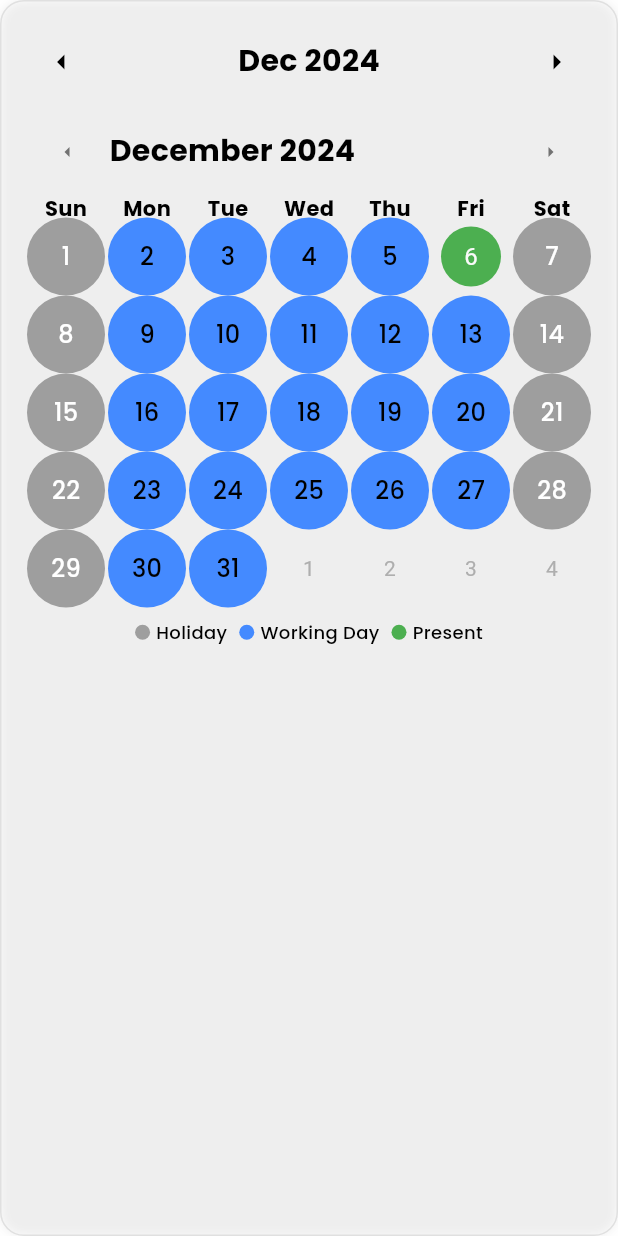
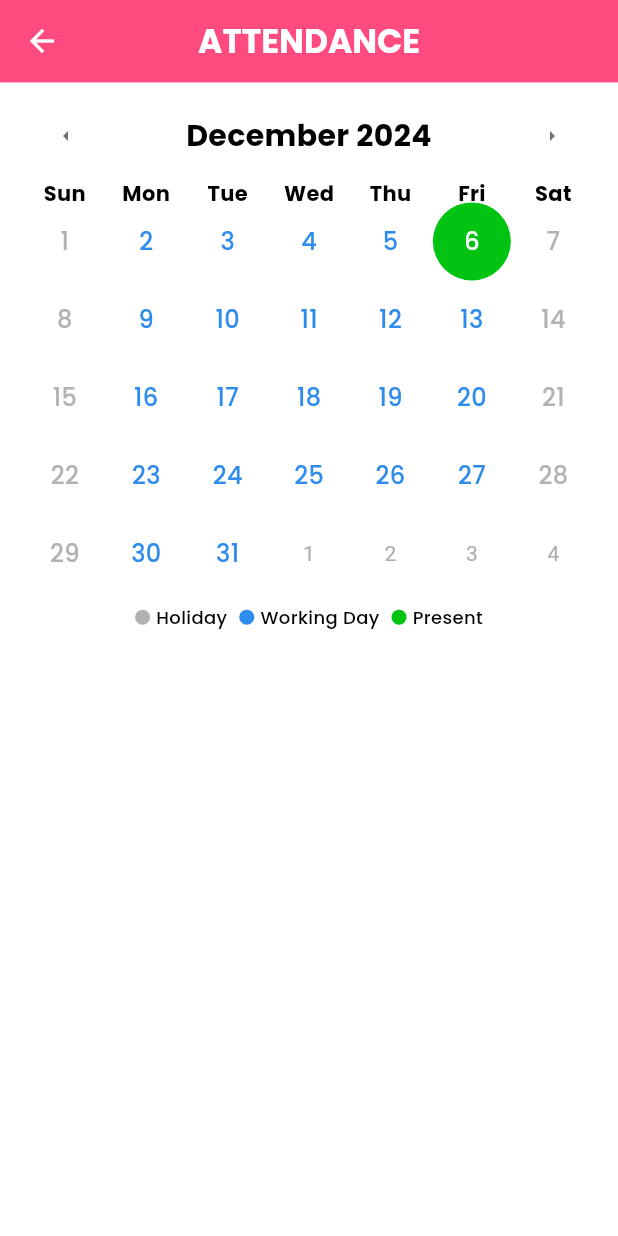
Before and after one commit to manoharacharyaa/pratishtha, a Flutter app: the AttendanceCalendar screen opened directly with empty values, on a phone screen of 412 x 824 dp. Run offline on Flutter 3.47's test engine with Material 3 defaults, Android fonts, the phone set to English and light mode, and no system bars; drawn by our look-alikes of table_calendar; our stand-ins replace animated_text_kit, auto_size_text, bubble_tab_indicator, cached_network_image, carousel_slider, cloud_firestore and 18 more; missing offline and left inert: data_connection_checker_nulls, flutter_inappwebview, flutter_page_transition_plus, flutter_slimy_card, fluttermoji; accounts and stored records are empty; statements that could not run were skipped.

Commit message:
Sairaj 1.7 Attendance UI 100% Done

```diff
--- a/lib/screens/admin/attendanceSystem/eachVolunteerAttendace.dart
+++ b/lib/screens/admin/attendanceSystem/eachVolunteerAttendace.dart
@@ -1,11 +1,13 @@
 import 'package:flutter/material.dart';
-import 'package:intl/intl.dart';
+import 'package:google_fonts/google_fonts.dart';
+import 'package:pratishtha/constants/colors.dart';
 import 'package:table_calendar/table_calendar.dart';
 
 class AttendanceCalendar extends StatefulWidget {
   final Map<String, dynamic> volunteerAttendanceStatus;
 
-  const AttendanceCalendar(this.volunteerAttendanceStatus, {Key? key}) : super(key: key);
+  const AttendanceCalendar(this.volunteerAttendanceStatus, {Key? key})
+      : super(key: key);
 
   @override
   State<AttendanceCalendar> createState() => _AttendanceCalendarState();
@@ -27,85 +29,77 @@ class _AttendanceCalendarState extends State<AttendanceCalendar> {
   }
 
   void _prepareAttendanceData() {
+    print('Volunteer Attendance Status: ${widget.volunteerAttendanceStatus}');
+
     attendanceData = {};
-    widget.volunteerAttendanceStatus.forEach((dateString, status) {
+
+    // Remove the 'attendanceList' key if it exists
+    final attendanceMap =
+        widget.volunteerAttendanceStatus.containsKey('attendanceList')
+            ? widget.volunteerAttendanceStatus['attendanceList'][0]
+            : widget.volunteerAttendanceStatus;
+
+    print('Processed Attendance Map: $attendanceMap');
+
+    attendanceMap.forEach((dateString, status) {
+      print('Processing date: $dateString, Status: $status');
+
+      if (dateString != 'attendanceList') {
+        try {
           final dateParts = dateString.split('-');
+          if (dateParts.length == 3) {
             final date = DateTime(
-        int.parse('20${dateParts[2]}'),
+              int.parse(dateParts[2]),
               int.parse(dateParts[1]),
               int.parse(dateParts[0]),
             );
+            attendanceData[date] = status;
+            print('Parsed date: $date, Added to attendanceData: $status');
+          } else {
+            print('Invalid date format: $dateString');
+          }
+        } catch (e) {
+          print('Error parsing date: $dateString, Error: $e');
+        }
+      }
+    });
 
-      attendanceData[date] = status;
-    });
+    print('Final attendanceData: $attendanceData');
   }
 
   @override
   Widget build(BuildContext context) {
-    return Container(
+    return Scaffold(
+      appBar: AppBar(
+        backgroundColor: const Color(0xFFFF4B80),
+        title: Text(
+          'ATTENDANCE',
+          style: GoogleFonts.poppins(
+            fontWeight: FontWeight.bold,
+            color: whiteColor,
+          ),
+        ),
+        centerTitle: true,
+        toolbarHeight: MediaQuery.of(context).size.height / 15,
+        iconTheme: const IconThemeData(color: whiteColor),
+      ),
+      body: Container(
         padding: const EdgeInsets.symmetric(horizontal: 16.0, vertical: 8.0),
-      decoration: BoxDecoration(
-        borderRadius: BorderRadius.circular(16),
-        border: Border.all(color: Colors.grey.shade300, width: 1),
-        boxShadow: [BoxShadow(blurRadius: 5, color: Colors.grey.shade200)],
-      ),
         child: Column(
           children: [
-          Padding(
-            padding: const EdgeInsets.symmetric(vertical: 8.0),
-            child: Row(
-              mainAxisAlignment: MainAxisAlignment.spaceBetween,
-              children: [
-                IconButton(
-                  icon: Icon(Icons.arrow_left, color: Colors.black),
-                  onPressed: () {
-                    setState(() {
-                      focusedDay = DateTime(focusedDay.year, focusedDay.month - 1, 1);
-                    });
-                  },
-                ),
-                Text(
-                  DateFormat('MMM yyyy').format(focusedDay),
-                  style: TextStyle(
-                    fontFamily: 'Poppins',
-                    fontSize: 20,
-                    fontWeight: FontWeight.bold,
-                  ),
-                ),
-                IconButton(
-                  icon: Icon(Icons.arrow_right, color: Colors.black),
-                  onPressed: () {
-                    setState(() {
-                      focusedDay = DateTime(focusedDay.year, focusedDay.month + 1, 1);
-                    });
-                  },
-                ),
-              ],
-            ),
-          ),
-          TableCalendar(
+            Material(
+              child: TableCalendar(
                 firstDay: firstDay,
                 lastDay: lastDay,
                 focusedDay: focusedDay,
-            calendarStyle: CalendarStyle(
-              defaultDecoration: BoxDecoration(
-                shape: BoxShape.circle,
-                color: Colors.grey.shade300,
-              ),
-              weekendDecoration: BoxDecoration(
-                shape: BoxShape.circle,
-                color: Colors.grey.shade500,
-              ),
+                calendarStyle: const CalendarStyle(
                   todayDecoration: BoxDecoration(
-                color: Colors.green,
-                shape: BoxShape.circle,
-              ),
-              selectedDecoration: BoxDecoration(
-                color: Colors.green,
+                    color: Color(0xFF00C411),
                     shape: BoxShape.circle,
                   ),
                 ),
-            headerStyle: HeaderStyle(
+                headerStyle: const HeaderStyle(
+                  titleCentered: true,
                   formatButtonVisible: false,
                   titleTextStyle: TextStyle(
                     fontFamily: 'Poppins',
@@ -115,7 +109,7 @@ class _AttendanceCalendarState extends State<AttendanceCalendar> {
                   leftChevronIcon: Icon(Icons.arrow_left, size: 16),
                   rightChevronIcon: Icon(Icons.arrow_right, size: 16),
                 ),
-            daysOfWeekStyle: DaysOfWeekStyle(
+                daysOfWeekStyle: const DaysOfWeekStyle(
                   weekdayStyle: TextStyle(
                     fontFamily: 'Poppins',
                     fontSize: 14,
@@ -132,18 +126,27 @@ class _AttendanceCalendarState extends State<AttendanceCalendar> {
                 calendarBuilders: CalendarBuilders(
                   defaultBuilder: (context, day, focusedDay) {
                     bool isWeekend = day.weekday == 6 || day.weekday == 7;
-                bool isPresent = attendanceData.containsKey(day) && attendanceData[day]!;
 
-                Color dayColor = isWeekend ? Colors.grey.shade500 : Colors.blueAccent;
-                Color textColor = isPresent ? Colors.white : (isWeekend ? Colors.white : Colors.black);
+                    // Debug print for each day
+                    print('Checking day: $day');
+                    print('Attendance data keys: ${attendanceData.keys}');
+
+                    // Check if the current day exists in attendanceData
+                    bool isPresent = attendanceData.keys.any((key) =>
+                        key.year == day.year &&
+                        key.month == day.month &&
+                        key.day == day.day);
+
+                    print('Is $day present? $isPresent');
+
+                    Color textColor = isWeekend
+                        ? const Color(0xFFB2B2B2)
+                        : const Color(0xFF2E8CED);
+                    if (isPresent) {
+                      textColor = const Color(0xFF00C411);
+                    }
 
                     return Center(
-                  child: Container(
-                    decoration: BoxDecoration(
-                      shape: BoxShape.circle,
-                      color: dayColor,
-                    ),
-                    child: Center(
                       child: Text(
                         '${day.day}',
                         style: TextStyle(
@@ -153,15 +156,36 @@ class _AttendanceCalendarState extends State<AttendanceCalendar> {
                           color: textColor,
                         ),
                       ),
+                    );
+                  },
+                  todayBuilder: (context, day, focusedDay) {
+                    return Center(
+                      child: Container(
+                        decoration: const BoxDecoration(
+                          color: Color(0xFF00C411),
+                          shape: BoxShape.circle,
+                        ),
+                        child: Center(
+                          child: Text(
+                            '${day.day}',
+                            style: const TextStyle(
+                              fontFamily: 'Poppins',
+                              fontSize: 16,
+                              fontWeight: FontWeight.w500,
+                              color: Colors.white,
+                            ),
+                          ),
                         ),
                       ),
                     );
                   },
                 ),
               ),
-          SizedBox(height: 8.0),
+            ),
+            const SizedBox(height: 8.0),
             _buildLegend(),
           ],
+        ),
       ),
     );
   }
@@ -170,11 +194,11 @@ class _AttendanceCalendarState extends State<AttendanceCalendar> {
     return Row(
       mainAxisAlignment: MainAxisAlignment.center,
       children: [
-        _buildLegendItem(Colors.grey, 'Holiday'),
-        SizedBox(width: 8.0),
-        _buildLegendItem(Colors.blueAccent, 'Working Day'),
-        SizedBox(width: 8.0),
-        _buildLegendItem(Colors.green, 'Present'),
+        _buildLegendItem(const Color(0xFFB2B2B2), 'Holiday'),
+        const SizedBox(width: 8.0),
+        _buildLegendItem(const Color(0xFF2E8CED), 'Working Day'),
+        const SizedBox(width: 8.0),
+        _buildLegendItem(const Color(0xFF00C411), 'Present'),
       ],
     );
   }
@@ -190,10 +214,10 @@ class _AttendanceCalendarState extends State<AttendanceCalendar> {
             shape: BoxShape.circle,
           ),
         ),
-        SizedBox(width: 4.0),
+        const SizedBox(width: 4.0),
         Text(
           text,
-          style: TextStyle(
+          style: const TextStyle(
             fontFamily: 'Poppins',
             fontSize: 12,
             fontWeight: FontWeight.w500,
```
Also changed, not shown: lib/screens/admin/attendanceSystem/viewAttendance.dart (+78 -30 lines). Lines whose indentation alone changed are shown as unchanged.
